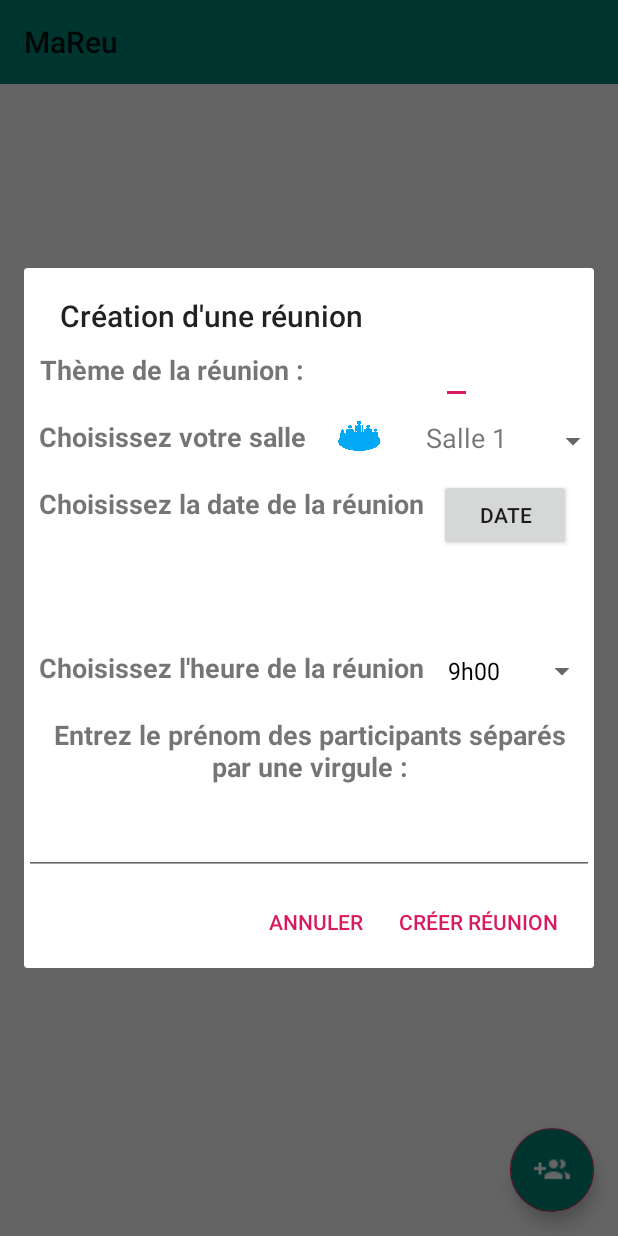
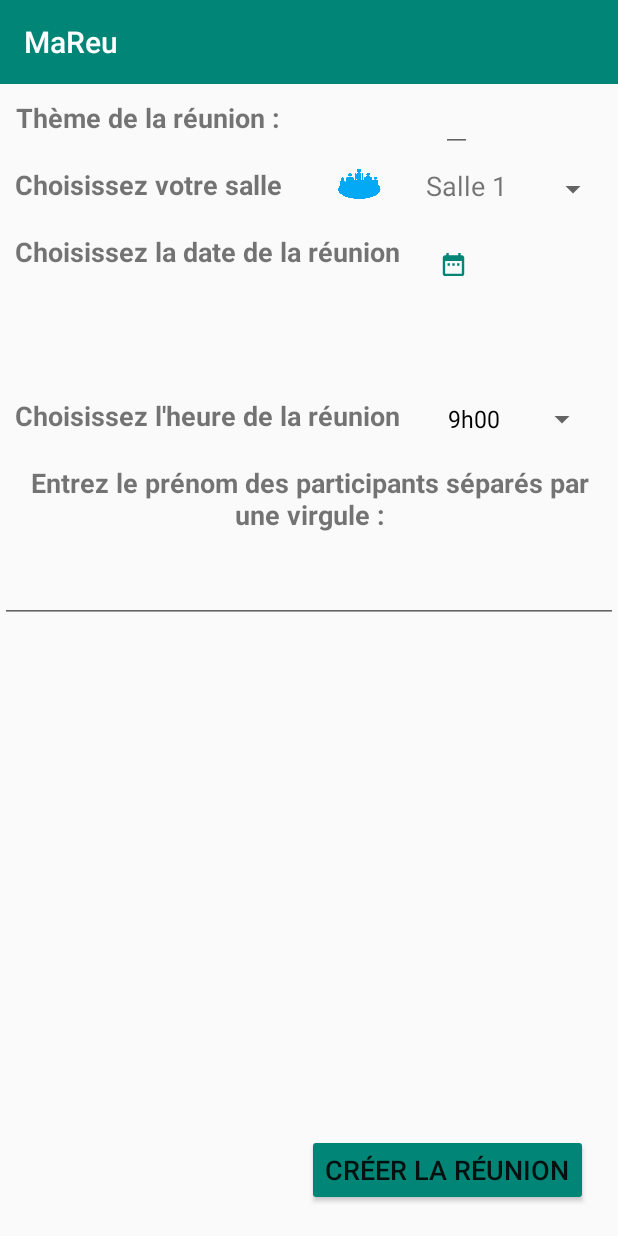
Before and after one commit to NelfDesign/OC_MaReu_Projet_4, an Android app: the screen it shows after launch (ReunionListActivity), after a tap on an icon or button, on a phone screen of 412 x 824 dp. Run offline under Robolectric (Android 15) with nearby library versions, the phone set to English and light mode, and no system bars; our stand-ins replace ButterKnife.

Commit message:
add fragment instead of dialog

```diff
--- a/app/src/main/java/fr/nelfdesign/mareu/Controllers/CreateReunionDialog.java
+++ b/app/src/main/java/fr/nelfdesign/mareu/Controllers/CreationReunionFragment.java
@@ -1,22 +1,18 @@
 package fr.nelfdesign.mareu.Controllers;
 
-import android.app.Application;
+
 import android.app.DatePickerDialog;
 import android.content.Context;
 import android.graphics.Color;
 import android.graphics.drawable.ColorDrawable;
-import android.support.annotation.NonNull;
-import android.support.annotation.Nullable;
-import android.support.v4.app.DialogFragment;
 import android.os.Bundle;
-import android.support.v7.app.AlertDialog;
-import android.util.Log;
+import android.support.v4.app.Fragment;
+import android.view.LayoutInflater;
 import android.view.View;
+import android.view.ViewGroup;
 import android.widget.AdapterView;
 import android.widget.ArrayAdapter;
 import android.widget.Button;
-import android.widget.CalendarView;
-import android.widget.DatePicker;
 import android.widget.EditText;
 import android.widget.Spinner;
 import android.widget.TextView;
@@ -31,19 +27,21 @@ import fr.nelfdesign.mareu.Models.RoomItem;
 import fr.nelfdesign.mareu.Models.RoomItemSpinner;
 import fr.nelfdesign.mareu.R;
 
-public class CreateReunionDialog extends DialogFragment{
+/**
+ * A simple {@link Fragment} subclass.
+ */
+public class CreationReunionFragment extends Fragment {
 
     public interface CreateReunionListener{
-        void onPositiveclick(Reunion reunion);
-        void onNegativeClick();
+        void onCreateReunion(Reunion reunion);
     }
 
-    CreateReunionListener mCreateReunionListener;
     private ArrayList<RoomItemSpinner> mRoomItemSpinners;
     private RoomAdapter mRoomAdapter;
     private int mRoomItemId;
     private String mRoomItemName;
     private DatePickerDialog.OnDateSetListener mDateSetListener;
+    CreateReunionListener mCreateReunionListener;
 
     @BindView(R.id.edit_title_reu)
     public EditText reunionTitle;
@@ -57,15 +55,18 @@ public class CreateReunionDialog extends DialogFragment{
     public Spinner spinnerhour;
     @BindView(R.id.edit_title_mail)
     public EditText editMail;
+    @BindView(R.id.button_create_reunion)
+    Button mButtonCreateReunion;
 
-    @NonNull
+    public CreationReunionFragment() {
+        // Required empty public constructor
+    }
+
     @Override
-    public AlertDialog onCreateDialog(@Nullable Bundle savedInstanceState) {
-
-        AlertDialog.Builder dialog = new AlertDialog.Builder(getActivity());
-
-        View view = requireActivity().getLayoutInflater().inflate(R.layout.create_reunion_dialog,null ,false);
-        dialog.setTitle("Création d'une réunion");
+    public View onCreateView(LayoutInflater inflater, ViewGroup container,
+                             Bundle savedInstanceState) {
+        // Inflate the layout for this fragment
+        View view = inflater.inflate(R.layout.fragment_creation_reunion, container, false);
 
         ButterKnife.bind(this,view);
 
@@ -83,28 +84,35 @@ public class CreateReunionDialog extends DialogFragment{
             public void onNothingSelected(AdapterView<?> parent) {}
         });
 
-        mButton.setOnClickListener(new View.OnClickListener() {
-            @Override
-            public void onClick(View v) {
-               configureDialogCalendar();
-            }
+        mButton.setOnClickListener(v -> configureDialogCalendar());
+
+        mDateSetListener = (view1, year, month, dayOfMonth) -> {
+            String date = dayOfMonth + "/" + (month +1) + "/" + year;
+            mTextDate.setText(date);
+        };
+
+        mButtonCreateReunion.setOnClickListener(v -> {
+            Reunion reunion = createReunion();
+            mCreateReunionListener.onCreateReunion(reunion);
         });
 
-        mDateSetListener = new DatePickerDialog.OnDateSetListener() {
-            @Override
-            public void onDateSet(DatePicker view, int year, int month, int dayOfMonth) {
-                String date = dayOfMonth + "/" + (month +1) + "/" + year;
-                mTextDate.setText(date);
-            }
-        };
+        return view;
+    }
 
-        dialog.setPositiveButton( "Créer réunion", (dialog1, which) -> {
-            mCreateReunionListener.onPositiveclick(createReunion(view));
-        });
-        dialog.setNegativeButton("Annuler", (dialog12, which) -> mCreateReunionListener.onNegativeClick());
+    @Override
+    public void onAttach(Context context) {
+        super.onAttach(context);
+        if (context instanceof CreateReunionListener){
+            mCreateReunionListener = (CreateReunionListener) context;
+        }else {
+            throw new RuntimeException(context.toString() + " must implemente interface");
+        }
+    }
 
-        dialog.setView(view);
-        return dialog.create();
+    @Override
+    public void onDetach() {
+        super.onDetach();
+        mCreateReunionListener = null;
     }
 
     private void initListSpinner(){
@@ -130,6 +138,7 @@ public class CreateReunionDialog extends DialogFragment{
     }
 
     private void configureDialogCalendar() {
+
         Calendar cal = Calendar.getInstance();
         int year = cal.get(Calendar.YEAR);
         int month = cal.get(Calendar.MONTH);
@@ -142,19 +151,15 @@ public class CreateReunionDialog extends DialogFragment{
         dialogDate.show();
     }
 
-    public Reunion createReunion(View view){
-        Reunion reunion;
-
-        reunion = new Reunion(reunionTitle.getText().toString(),
+    private Reunion createReunion(){
+       return new Reunion(
+                reunionTitle.getText().toString(),
                 mRoomItemId,
                 mRoomItemName,
                 mTextDate.getText().toString(),
                 spinnerhour.getSelectedItem().toString(),
-                makeMailString(editMail.getText().toString()));
-
-        Log.i("ru", String.valueOf(reunion.getIdRoom()) + String.valueOf(reunion.getNameRoom()));
-
-       return reunion;
+                makeMailString(editMail.getText().toString())
+        );
     }
 
     private String makeMailString(String mail){
--- a/app/src/main/java/fr/nelfdesign/mareu/Controllers/ReunionFragment.java
+++ b/app/src/main/java/fr/nelfdesign/mareu/Controllers/ReunionFragment.java
@@ -1,7 +1,9 @@
 package fr.nelfdesign.mareu.Controllers;
 
 
+import android.content.Context;
 import android.os.Bundle;
+import android.support.annotation.Nullable;
 import android.support.design.widget.CoordinatorLayout;
 import android.support.design.widget.FloatingActionButton;
 import android.support.v4.app.Fragment;
@@ -12,29 +14,51 @@ import android.view.LayoutInflater;
 import android.view.View;
 import android.view.ViewGroup;
 
-import java.text.DateFormat;
-import java.text.SimpleDateFormat;
 import java.util.ArrayList;
-import java.util.Calendar;
-import java.util.Date;
 import java.util.List;
 
 import fr.nelfdesign.mareu.Models.Reunion;
 import fr.nelfdesign.mareu.R;
+import fr.nelfdesign.mareu.Service.ReunionListService;
 
 /**
  * A simple {@link Fragment} subclass.
  */
 public class ReunionFragment extends Fragment {
 
-    private CoordinatorLayout mCoordinatorLayout;
+    public interface fabListener{
+        void onFabClicked();
+    }
+
     private RecyclerView mRecyclerView;
-    private List<Reunion> mReunionList;
+    private ReunionListService mReunionList;
+    List<Reunion> mReunions;
     private FloatingActionButton mFloatingActionButton;
-    private ReunionListAdapter mReunionListAdapter;
+    fabListener mFabListener;
 
     public ReunionFragment() {}
 
+    @Override
+    public void onAttach(Context context) {
+        super.onAttach(context);
+        if (context instanceof ReunionFragment.fabListener){
+            mFabListener = (ReunionFragment.fabListener) context;
+        }else {
+            throw new RuntimeException(context.toString() + " must implemente interface");
+        }
+
+         if ( ReunionListActivity.mReunionListService == null){
+             mReunionList = new ReunionListService();
+         }else{
+             mReunions = ReunionListActivity.mReunionListService.getReunionList();
+         }
+    }
+
+    @Override
+    public void onCreate(@Nullable Bundle savedInstanceState) {
+        super.onCreate(savedInstanceState);
+
+    }
 
     @Override
     public View onCreateView(LayoutInflater inflater, ViewGroup container,
@@ -45,40 +69,28 @@ public class ReunionFragment extends Fragment {
         mRecyclerView = view.findViewById(R.id.reunion_list);
         mRecyclerView.setLayoutManager(new LinearLayoutManager(view.getContext()));
         mFloatingActionButton = view.findViewById((R.id.fab_add_reu));
-        initList();
+
+        initListAdapter();
         configurFab();
-        mCoordinatorLayout = (CoordinatorLayout) view;
         return view;
     }
 
-    /**
-     *
-     */
-    private void initList() {
-        this.mReunionList = new ArrayList<>();
-        mReunionListAdapter = new ReunionListAdapter(mReunionList);
-        mRecyclerView.setAdapter(mReunionListAdapter);
+    private void initListAdapter() {
+        mReunions = ReunionListActivity.mReunionListService.getReunionList();
+
+        mRecyclerView.setAdapter( new ReunionListAdapter(mReunions));
+        Log.i("reunion Fragment", String.valueOf(mReunions.size()));
     }
 
     private void configurFab(){
         mFloatingActionButton.setOnClickListener(view ->{
-            CreateReunionDialog createReunion = new CreateReunionDialog();
-
-            createReunion.mCreateReunionListener = new CreateReunionDialog.CreateReunionListener() {
-                @Override
-                public void onPositiveclick(Reunion reunion) {
-                    mReunionList.add(reunion);
-                    mReunionListAdapter.notifyDataSetChanged();
-                }
-
-                @Override
-                public void onNegativeClick() {
-                }
-            };
-            //show the DialogFragment
-            createReunion.show(getFragmentManager(), "CreateReunionDialog");
+                mFabListener.onFabClicked();
         });
     }
 
-
+    @Override
+    public void onDetach() {
+        super.onDetach();
+        mFabListener = null;
+    }
 }
--- a/app/src/main/java/fr/nelfdesign/mareu/Controllers/ReunionListActivity.java
+++ b/app/src/main/java/fr/nelfdesign/mareu/Controllers/ReunionListActivity.java
@@ -2,16 +2,19 @@ package fr.nelfdesign.mareu.Controllers;
 
 import android.support.v7.app.AppCompatActivity;
 import android.os.Bundle;
+import android.util.Log;
 
-import java.util.ArrayList;
 import java.util.List;
 
 import fr.nelfdesign.mareu.Models.Reunion;
 import fr.nelfdesign.mareu.R;
+import fr.nelfdesign.mareu.Service.ReunionListService;
 
-public class ReunionListActivity extends AppCompatActivity {
+public class ReunionListActivity extends AppCompatActivity implements ReunionFragment.fabListener, CreationReunionFragment.CreateReunionListener {
 
-    ReunionFragment mReunionFragment;
+    private ReunionFragment mReunionFragment;
+    private CreationReunionFragment mCreationReunionFragment;
+    static ReunionListService mReunionListService;
     List<Reunion> mReunionList;
 
     @Override
@@ -19,21 +22,45 @@ public class ReunionListActivity extends AppCompatActivity {
         super.onCreate(savedInstanceState);
         setContentView(R.layout.activity_reunion_list);
 
-        mReunionList = new ArrayList<>();
-        configureFragment();
+        mReunionListService = new ReunionListService();
+        mReunionList = mReunionListService.getReunionList();
+        this.configureFragment();
+
     }
 
     // CONFIGURATION ---
     private void configureFragment() {
-        mReunionFragment = (ReunionFragment) getSupportFragmentManager().findFragmentById(R.id.fragment_reunion);
+        mReunionFragment = (ReunionFragment) getSupportFragmentManager().findFragmentById(R.id.framelayout_container);
 
         if (mReunionFragment == null) {
             mReunionFragment = new ReunionFragment();
 
             getSupportFragmentManager().beginTransaction()
-                    .add(R.id.fragment_reunion, mReunionFragment)
+                    .add(R.id.framelayout_container, mReunionFragment)
                     .commit();
+            mReunionFragment.mFabListener = this;
         }
+        mReunionFragment.mFabListener = this;
     }
 
+    @Override
+    public void onFabClicked() {
+        mCreationReunionFragment = new CreationReunionFragment();
+
+        getSupportFragmentManager().beginTransaction()
+                .replace(R.id.framelayout_container, mCreationReunionFragment)
+                .addToBackStack(null)
+                .commit();
+    }
+
+    @Override
+    public void onCreateReunion(Reunion reunion) {
+        mReunionListService.addReunion(reunion);
+        Log.i("reunion", mReunionList.get(0).getReunionObject());
+        Log.i("reunion", String.valueOf(mReunionList.size()));
+
+        getSupportFragmentManager().beginTransaction()
+                .replace(R.id.framelayout_container, mReunionFragment)
+                .commit();
+    }
 }
--- /dev/null
+++ b/app/src/main/java/fr/nelfdesign/mareu/Service/ReunionListService.java
@@ -0,0 +1,27 @@
+package fr.nelfdesign.mareu.Service;
+
+import java.util.ArrayList;
+import java.util.List;
+
+import fr.nelfdesign.mareu.Models.Reunion;
+
+/**
+ * Created by Nelfdesign at 22/09/2019
+ * fr.nelfdesign.mareu.Service
+ */
+public class ReunionListService {
+
+    private List<Reunion> mReunionList = new ArrayList<>();
+
+    public List<Reunion> getReunionList() {
+        return mReunionList;
+    }
+
+    public void addReunion(Reunion reunion){
+        mReunionList.add(reunion);
+    }
+
+    public void deleteReunion(Reunion reunion){
+        mReunionList.remove(reunion);
+    }
+}
--- a/app/src/main/res/drawable/ic_date_f.xml
+++ b/app/src/main/res/drawable/ic_date_f.xml
@@ -1,6 +1,6 @@
 <vector xmlns:android="http://schemas.android.com/apk/res/android"
-    android:width="108dp"
-    android:height="108dp"
+    android:width="200dp"
+    android:height="200dp"
     android:viewportWidth="64.655174"
     android:viewportHeight="64.655174"
     android:tint="#000000">
--- a/app/src/main/res/layout/activity_reunion_list.xml
+++ b/app/src/main/res/layout/activity_reunion_list.xml
@@ -9,15 +9,17 @@
     tools:context=".Controllers.ReunionListActivity">
 
     <android.support.v7.widget.Toolbar
+        android:id="@+id/toolbar"
         android:layout_width="match_parent"
         android:layout_height="?attr/actionBarSize"
         android:background="@color/colorPrimary"
-        app:title="@string/app_name"/>
+        app:title="@string/app_name"
+        app:titleTextColor="#FFF"/>
 
     <FrameLayout
-        android:id="@+id/fragment_reunion"
+        android:id="@+id/framelayout_container"
         android:layout_width="match_parent"
         android:layout_height="match_parent"
-        android:layout_marginTop="60dp"/>
+        android:layout_below="@id/toolbar"/>
 
 </RelativeLayout>
--- a/app/src/main/res/layout/create_reunion_dialog.xml
+++ b/app/src/main/res/layout/fragment_creation_reunion.xml
@@ -1,11 +1,12 @@
 <?xml version="1.0" encoding="utf-8"?>
 <android.support.constraint.ConstraintLayout
     xmlns:android="http://schemas.android.com/apk/res/android"
-    xmlns:app="http://schemas.android.com/apk/res-auto"
     xmlns:tools="http://schemas.android.com/tools"
     android:layout_width="match_parent"
     android:layout_height="match_parent"
-    tools:context=".Controllers.CreateReunionDialog">
+    xmlns:app="http://schemas.android.com/apk/res-auto"
+    tools:context=".Controllers.CreationReunionFragment"
+    android:id="@+id/create_reunion_fragment">
 
     <TextView
         android:id="@+id/title"
@@ -54,14 +55,14 @@
 
     <Button
         android:id="@+id/button"
-        android:layout_width="wrap_content"
-        android:layout_height="wrap_content"
-        app:layout_constraintLeft_toRightOf="@+id/title_time"
-        app:layout_constraintTop_toBottomOf="@+id/spinner_room"
-        android:text="date"
+        android:layout_width="51dp"
+        android:layout_height="50dp"
+        android:background="@drawable/ic_date_f"
+        android:backgroundTint="@color/colorPrimary"
         android:clickable="true"
         android:focusable="true"
-        />
+        app:layout_constraintLeft_toRightOf="@+id/title_time"
+        app:layout_constraintTop_toBottomOf="@+id/spinner_room" />
 
     <LinearLayout
         android:id="@+id/linear_calendar"
@@ -114,4 +115,15 @@
         app:layout_constraintLeft_toLeftOf="parent"
         app:layout_constraintTop_toBottomOf="@+id/title_mail" />
 
+    <Button
+        android:id="@+id/button_create_reunion"
+        android:layout_width="wrap_content"
+        android:layout_height="wrap_content"
+        app:layout_constraintBottom_toBottomOf="parent"
+        app:layout_constraintRight_toRightOf="parent"
+        android:layout_margin="20dp"
+        android:text="@string/cr_er_la_r_union"
+        android:textSize="18sp"
+        android:backgroundTint="@color/colorPrimary"/>
+
 </android.support.constraint.ConstraintLayout>
--- a/app/src/main/res/layout/fragment_reunion.xml
+++ b/app/src/main/res/layout/fragment_reunion.xml
@@ -5,7 +5,7 @@
     xmlns:tools="http://schemas.android.com/tools"
     android:layout_width="match_parent"
     android:layout_height="match_parent"
-    android:id="@+id/coordinator">
+    android:id="@+id/coordinator_reunion">
 
     <android.support.v7.widget.RecyclerView
         android:id="@+id/reunion_list"
--- a/app/src/main/res/values/strings.xml
+++ b/app/src/main/res/values/strings.xml
@@ -9,4 +9,5 @@
 
     <!-- TODO: Remove or change this placeholder text -->
     <string name="hello_blank_fragment">Hello blank fragment</string>
+    <string name="cr_er_la_r_union">Créer la réunion</string>
 </resources>
```
Also changed, not shown: app/src/main/AndroidManifest.xml (+7 -3 lines), app/src/main/java/fr/nelfdesign/mareu/Controllers/ReunionListAdapter.java (+11 -4 lines).
